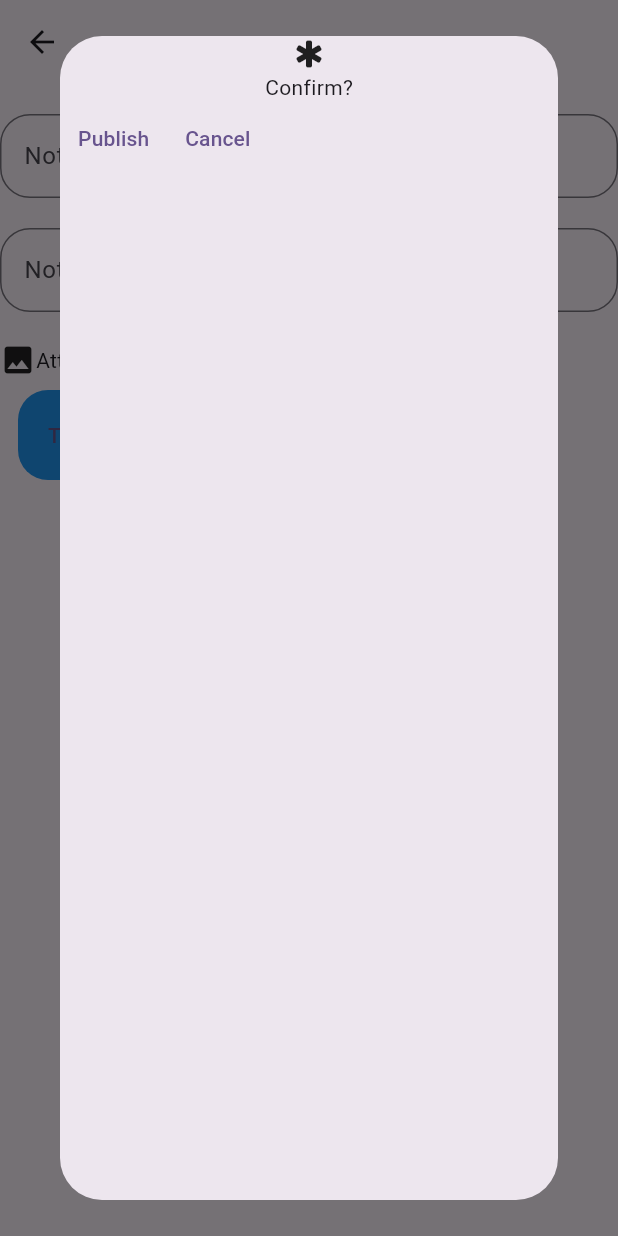
After one commit to blevin04/b_shop_admin, a Flutter app: the name screen opened directly, after a tap on "Publish", on a phone screen of 412 x 824 dp. The commit adds this screen. Run offline on Flutter 3.47's test engine with Material 3 defaults, Android fonts, the phone set to English and light mode, and no system bars; our stand-ins replace cloud_firestore, file_picker, firebase_core, firebase_storage, fl_chart, hive and 3 more; accounts and stored records are empty.

Commit message:
notification page

```diff
--- /dev/null
+++ b/lib/models.dart
@@ -0,0 +1,15 @@
+
+
+class messageModel{
+  final String title;
+  final String body;
+  messageModel({
+    required this.body,
+    required this.title,
+  });
+  Map<String,dynamic> toJyson()=>{
+    "title":title,
+    "body":body,
+  };
+
+}
--- /dev/null
+++ b/lib/notify.dart
@@ -0,0 +1,126 @@
+import 'dart:io';
+
+import 'package:b_shop_admin/backend_Functions.dart';
+import 'package:b_shop_admin/utils.dart';
+import 'package:flutter/material.dart';
+
+class name extends StatelessWidget {
+  const name({super.key});
+static TextEditingController titlecontroller = TextEditingController();
+static TextEditingController bodycontroller = TextEditingController();
+  @override
+  Widget build(BuildContext context) {
+    String assetPath = "";
+    return Scaffold(
+      appBar: AppBar(),
+      body: SingleChildScrollView(
+        child: Column(
+          children: [
+            const Text("Create a notification for your customers"),
+            TextField(
+              controller: titlecontroller,
+              decoration: InputDecoration(
+                border: OutlineInputBorder(
+                  borderRadius: BorderRadius.circular(20),
+                  borderSide:const BorderSide(color: Colors.grey)
+                ),
+                hintText: "Notification title",
+              ),
+
+            ),
+            const SizedBox(height: 20,),
+            TextField(
+              controller: bodycontroller,
+              decoration: InputDecoration(
+                border: OutlineInputBorder(
+                  borderRadius: BorderRadius.circular(20),
+                  borderSide:const BorderSide(color: Colors.grey)
+                ),
+                hintText: "Notification body",
+              ),
+            ),
+            const SizedBox(height: 20,),
+            StatefulBuilder(
+              builder: (BuildContext context, setState) {
+                return Container(
+                  decoration: BoxDecoration(
+                    borderRadius: BorderRadius.circular(20),
+                    image:assetPath.isNotEmpty?DecorationImage(image:FileImage(File(assetPath))):null
+                  ),
+                  child: InkWell(
+                    onTap: ()async{
+                      assetPath = await getsingleImage(context);
+                      setState((){});
+                    },
+                    child:const Row(
+                      children: [
+                        Icon(Icons.image),
+                        Text("Attatch an image")
+                      ],
+                    ),
+                  ),
+                );
+              },
+            ),
+            Row(
+              children: [
+              Tooltip(
+                triggerMode: TooltipTriggerMode.tap,
+                message: "A notification will be sent to this phone to see how it will look like once published",
+                child: TextButton(onPressed: (){}, child: Container(
+                  padding:const EdgeInsets.all(20),
+                  decoration: BoxDecoration(
+                    borderRadius: BorderRadius.circular(20),
+                    color: Colors.blue),
+                    child:const Text("Test"),
+                )),
+              ),
+              Tooltip(
+                triggerMode: TooltipTriggerMode.tap,
+                message: "once Published all the user will recieve the notification",
+                child: TextButton(onPressed: ()async{
+                  showDialog(context: context, builder: (context){
+                    return Dialog(
+                      child: Column(
+                        children: [
+                          Icon(Icons.emergency_rounded),
+                          Text("Confirm?"),
+                          Row(children: [
+                            TextButton(onPressed: ()async{
+                              String state = "";
+                              while (state.isEmpty) {
+                                showcircleprogress(context);
+                                state = await sendMessage(
+                                  titlecontroller.text,
+                                  bodycontroller.text,
+                                   assetPath);
+                              }
+                              Navigator.pop(context);
+                              if (state == "Success") {
+                                showsnackbar(context, "Notification Sent");
+                                Navigator.pop(context);
+                              }
+                            }, child:const Text("Publish")),
+                            TextButton(onPressed: (){
+                              Navigator.pop(context);
+                            }, child:const Text("Cancel"))
+                          ],)
+                        ],
+                      ),
+                    );
+                  });
+                }, child: Container(
+                  padding:const EdgeInsets.all(20),
+                  decoration: BoxDecoration(
+                    borderRadius: BorderRadius.circular(20),
+                    color: Colors.green),
+                    child:const Text("Publish"),
+                )),
+              )
+            ],)
+          ],
+        ),
+      ),
+    );
+  }
+}
--- a/lib/utils.dart
+++ b/lib/utils.dart
@@ -37,7 +37,6 @@ void addCategory(){
 }
 
 showcircleprogress(BuildContext context) {
-
   showDialog(
       context: context,
       builder: (BuildContext context) {
@@ -72,3 +71,27 @@ showcircleprogress(BuildContext context) {
 
       });
 }
+
+Future<String> getsingleImage(BuildContext context)async{
+    String image = "";
+  Permission.accessMediaLocation
+    .onDeniedCallback(() async {
+  Permission.accessMediaLocation.request();
+  if (await Permission.accessMediaLocation.isDenied) {
+    showsnackbar(context, "Permission denied");
+  }
+  if (await Permission.accessMediaLocation.isGranted) {
+    showsnackbar(context, 'Granted');
+  }
+});
+FilePickerResult? result = (await FilePicker.platform
+    .pickFiles(type: FileType.image,allowMultiple: false));
+if (result != null) {
+  image = result.files.single.path!;
+ // setState(() {});
+}
+if (result == null) {
+  showsnackbar(context, 'no image chossen');
+}
+return image;
+}
```
Also changed, not shown: lib/backend_Functions.dart (+15 -1 lines).
